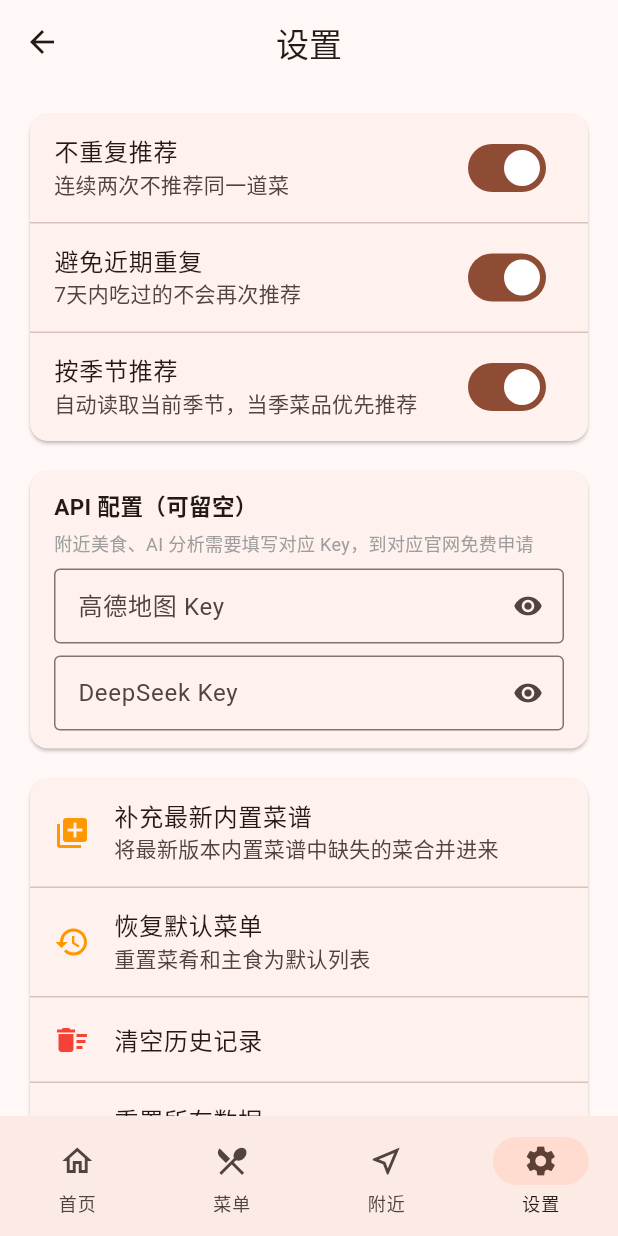
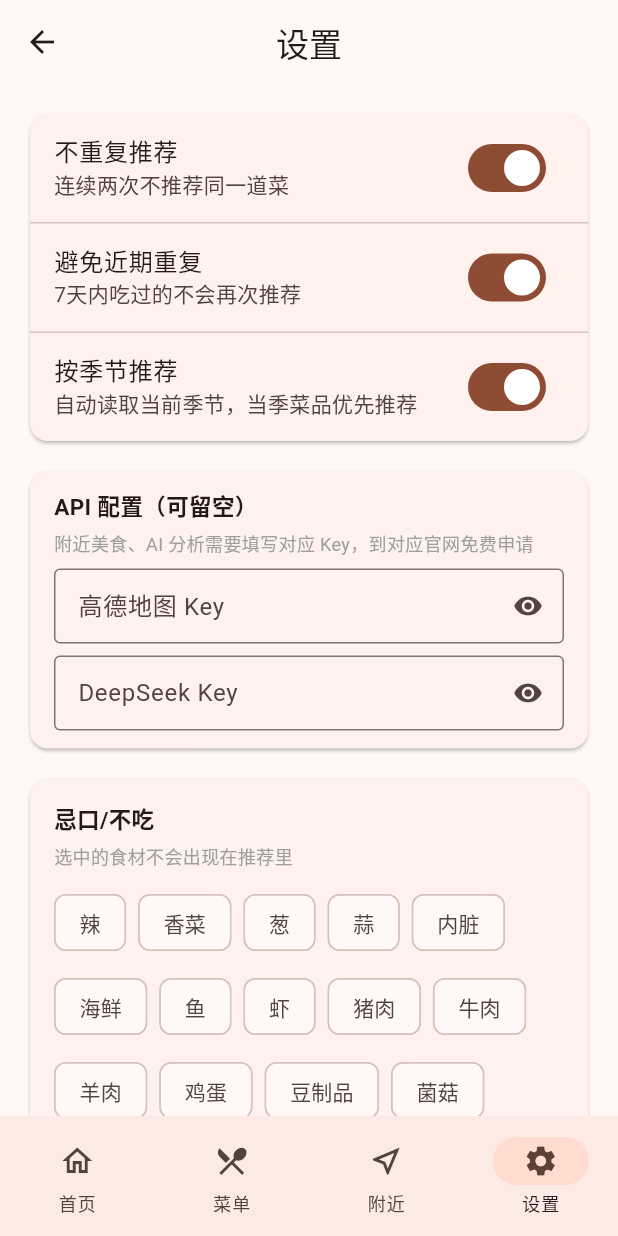
Before and after one commit to DianranQian/today-app, a Flutter app: the EatAppPage screen opened directly, item 4 of the bottom bar chosen, on a phone screen of 412 x 824 dp. Run offline on Flutter 3.47's test engine with Material 3 defaults, Android fonts, the phone set to English and light mode, and no system bars; our stand-ins replace file_picker, image_picker, location, share_plus, shared_preferences; missing offline and left inert: gbk_codec; accounts and stored records are empty.

Commit message:
A6 各子应用自定义内容：忌口 + 预算筛选
- 吃什么：设置页新增忌口配置（16 个常用词多选 + 自定义添加），
  推荐时按食材关键词排除忌口菜
- 去哪：首页新增预算上限筛选（不限/¥/¥¥/¥¥¥），推荐只出预算内去处
- 穿什么：性别/人群偏好（A4 已含记忆）
- 联系谁：添加联系人可选默认频率（已有）

```diff
--- a/lib/apps/eat/data/data_store.dart
+++ b/lib/apps/eat/data/data_store.dart
@@ -27,6 +27,9 @@ class DataStore {
   static List<HistoryRecord> history = [];
   static AppSettings settings = AppSettings();
 
+  /// 忌口/偏好排除词（命中食材则跳过推荐）
+  static List<String> avoidIngredients = [];
+
   static const int dataVersion = 2;
 
   static String _sanitize(String s) {
@@ -35,6 +38,12 @@ class DataStore {
         .replaceAll(RegExp(r'[\x00-\x08\x0B\x0C\x0E-\x1F]'), '')
         .trim();
   }
+
+  /// 常用忌口词表（设置页多选用）
+  static const avoidPresets = [
+    '辣', '香菜', '葱', '蒜', '内脏', '海鲜', '鱼', '虾', '猪肉', '牛肉',
+    '羊肉', '鸡蛋', '豆制品', '菌菇', '花生', '芝麻',
+  ];
 
   static Future<void> load() async {
     final prefs = await SharedPreferences.getInstance();
@@ -122,6 +131,17 @@ class DataStore {
         settings = AppSettings();
       }
     }
+
+    // 忌口词表
+    final avoidJson = prefs.getString('eat_avoid');
+    if (avoidJson != null && avoidJson.isNotEmpty) {
+      try {
+        avoidIngredients =
+            (jsonDecode(avoidJson) as List).cast<String>();
+      } catch (_) {
+        avoidIngredients = [];
+      }
+    }
   }
 
   static Future<void> saveNow([SharedPreferences? prefsInstance]) async {
@@ -131,6 +151,7 @@ class DataStore {
     prefs.setString('drinks', jsonEncode(drinks.map((e) => e.toJson()).toList()));
     prefs.setString('history', jsonEncode(history.map((e) => e.toJson()).toList()));
     prefs.setString('settings', jsonEncode(settings.toJson()));
+    prefs.setString('eat_avoid', jsonEncode(avoidIngredients));
   }
 
   static Future<void> save() => saveNow();
@@ -145,6 +166,13 @@ class DataStore {
     }
     if (cookMode != null && cookMode != CookMode.all) {
       result = result.where((d) => d.cookMode == cookMode || d.cookMode == CookMode.all).toList();
+    }
+    // 忌口过滤：原料命中忌口词的菜不推荐
+    if (avoidIngredients.isNotEmpty) {
+      result = result
+          .where((d) => !d.ingredients
+              .any((i) => avoidIngredients.any((a) => i.contains(a))))
+          .toList();
     }
     return result;
   }
--- a/lib/apps/eat/pages/settings_page.dart
+++ b/lib/apps/eat/pages/settings_page.dart
@@ -12,6 +12,7 @@ class SettingsPage extends StatefulWidget {
 class _SettingsPageState extends State<SettingsPage> {
   late final TextEditingController _amapKeyCtrl;
   late final TextEditingController _deepseekKeyCtrl;
+  late final TextEditingController _avoidCustomCtrl;
   bool _amapKeyVisible = false;
   bool _deepseekKeyVisible = false;
 
@@ -20,13 +21,108 @@ class _SettingsPageState extends State<SettingsPage> {
     super.initState();
     _amapKeyCtrl = TextEditingController(text: DataStore.settings.amapKey);
     _deepseekKeyCtrl = TextEditingController(text: DataStore.settings.deepseekKey);
+    _avoidCustomCtrl = TextEditingController();
   }
 
   @override
   void dispose() {
     _amapKeyCtrl.dispose();
     _deepseekKeyCtrl.dispose();
+    _avoidCustomCtrl.dispose();
     super.dispose();
+  }
+
+  void _toggleAvoid(String word) {
+    setState(() {
+      if (DataStore.avoidIngredients.contains(word)) {
+        DataStore.avoidIngredients.remove(word);
+      } else {
+        DataStore.avoidIngredients.add(word);
+      }
+    });
+    DataStore.save();
+  }
+
+  void _addCustomAvoid() {
+    final w = _avoidCustomCtrl.text.trim();
+    if (w.isEmpty) return;
+    if (!DataStore.avoidIngredients.contains(w)) {
+      setState(() => DataStore.avoidIngredients.add(w));
+      DataStore.save();
+    }
+    _avoidCustomCtrl.clear();
+  }
+
+  /// 忌口设置卡
+  Widget _buildAvoidCard() {
+    return Card(
+      child: Padding(
+        padding: const EdgeInsets.all(16),
+        child: Column(
+          crossAxisAlignment: CrossAxisAlignment.start,
+          children: [
+            const Text('忌口/不吃',
+                style: TextStyle(fontSize: 15, fontWeight: FontWeight.w600)),
+            const SizedBox(height: 4),
+            Text('选中的食材不会出现在推荐里',
+                style: TextStyle(fontSize: 12, color: Colors.grey[500])),
+            const SizedBox(height: 12),
+            Wrap(
+              spacing: 8,
+              runSpacing: 8,
+              children: DataStore.avoidPresets.map((w) {
+                final selected = DataStore.avoidIngredients.contains(w);
+                return FilterChip(
+                  label: Text(w),
+                  selected: selected,
+                  onSelected: (_) => _toggleAvoid(w),
+                  selectedColor: Theme.of(context).colorScheme.primary,
+                  labelStyle: TextStyle(
+                    color: selected ? Colors.white : null,
+                  ),
+                );
+              }).toList(),
+            ),
+            const SizedBox(height: 12),
+            Row(
+              children: [
+                Expanded(
+                  child: TextField(
+                    controller: _avoidCustomCtrl,
+                    decoration: const InputDecoration(
+                      labelText: '自定义忌口',
+                      border: OutlineInputBorder(),
+                      isDense: true,
+                    ),
+                    onSubmitted: (_) => _addCustomAvoid(),
+                  ),
+                ),
+                const SizedBox(width: 8),
+                ElevatedButton(
+                  onPressed: _addCustomAvoid,
+                  style: ElevatedButton.styleFrom(
+                    backgroundColor: Theme.of(context).colorScheme.primary,
+                    foregroundColor: Colors.white,
+                  ),
+                  child: const Text('添加'),
+                ),
+              ],
+            ),
+            if (DataStore.avoidIngredients.isNotEmpty) ...[
+              const SizedBox(height: 8),
+              Wrap(
+                spacing: 6,
+                runSpacing: 6,
+                children: DataStore.avoidIngredients.map((w) => Chip(
+                  label: Text(w, style: const TextStyle(fontSize: 12)),
+                  onDeleted: () => _toggleAvoid(w),
+                )).toList(),
+              ),
+            ],
+          ],
+        ),
+      ),
+    );
   }
 
   @override
@@ -143,6 +239,8 @@ class _SettingsPageState extends State<SettingsPage> {
               ],
             ),
           ),
+          const SizedBox(height: 12),
+          _buildAvoidCard(),
           const SizedBox(height: 12),
           Card(
             child: Column(
```
Also changed, not shown: lib/apps/go/go_home_page.dart (+47 -1 lines).
